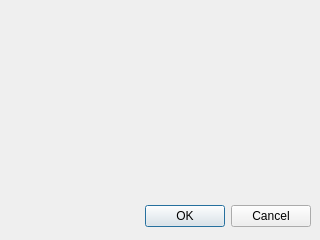
Above: QT_designer/getunderlyinginfo.ui from michaelrkost/IB_PyOptions before the change. Below: the same form after it.
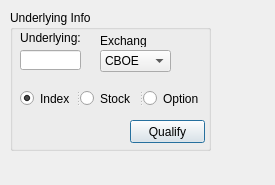
That is the form after the change.

```diff
--- a/QT_designer/getunderlyinginfo.ui
+++ b/QT_designer/getunderlyinginfo.ui
@@ -1,32 +1,158 @@
 <ui version="4.0" >
  <class>Dialog</class>
- <widget class="QDialog" name="Dialog" >
-  <property name="geometry" >
+ <widget class="QDialog" name="Dialog">
+  <property name="geometry">
    <rect>
     <x>0</x>
     <y>0</y>
-    <width>320</width>
-    <height>240</height>
+    <width>275</width>
+    <height>185</height>
    </rect>
   </property>
   <property name="windowTitle" >
    <string>Dialog</string>
   </property>
-  <widget class="QDialogButtonBox" name="buttonBox" >
-   <property name="geometry" >
+  <widget class="QGroupBox" name="groupBox_2">
+   <property name="geometry">
     <rect>
      <x>10</x>
-     <y>200</y>
-     <width>301</width>
-     <height>32</height>
+     <y>10</y>
+     <width>201</width>
+     <height>141</height>
     </rect>
    </property>
-   <property name="orientation" >
-    <enum>Qt::Horizontal</enum>
+   <property name="title">
+    <string>Underlying Info</string>
    </property>
-   <property name="standardButtons" >
-    <set>QDialogButtonBox::Cancel|QDialogButtonBox::Ok</set>
-   </property>
+   <widget class="QLabel" name="label_8">
+    <property name="geometry">
+     <rect>
+      <x>10</x>
+      <y>20</y>
+      <width>61</width>
+      <height>16</height>
+     </rect>
+    </property>
+    <property name="text">
+     <string>Underlying:</string>
+    </property>
+    <property name="alignment">
+     <set>Qt::AlignCenter</set>
+    </property>
+   </widget>
+   <widget class="QLineEdit" name="underlyingText">
+    <property name="geometry">
+     <rect>
+      <x>10</x>
+      <y>40</y>
+      <width>61</width>
+      <height>20</height>
+     </rect>
+    </property>
+   </widget>
+   <widget class="QPushButton" name="updatePushButton">
+    <property name="geometry">
+     <rect>
+      <x>120</x>
+      <y>110</y>
+      <width>75</width>
+      <height>23</height>
+     </rect>
+    </property>
+    <property name="text">
+     <string>Qualify</string>
+    </property>
+   </widget>
+   <widget class="QComboBox" name="comboBoxExchange">
+    <property name="geometry">
+     <rect>
+      <x>90</x>
+      <y>40</y>
+      <width>71</width>
+      <height>22</height>
+     </rect>
+    </property>
+    <property name="toolTip">
+     <string extracomment="ISLAND for NASDAQ"/>
+    </property>
+    <item>
+     <property name="text">
+      <string>CBOE</string>
+     </property>
+    </item>
+    <item>
+     <property name="text">
+      <string>ISLAND</string>
+     </property>
+    </item>
+    <item>
+     <property name="text">
+      <string>NYSE</string>
+     </property>
+    </item>
+    <item>
+     <property name="text">
+      <string>AMEX</string>
+     </property>
+    </item>
+    <item>
+     <property name="text">
+      <string>IDEAL</string>
+     </property>
+    </item>
+    <item>
+     <property name="text">
+      <string>PHLX</string>
+     </property>
+    </item>
+   </widget>
+   <widget class="QLabel" name="labelExchange">
+    <property name="geometry">
+     <rect>
+      <x>90</x>
+      <y>24</y>
+      <width>47</width>
+      <height>13</height>
+     </rect>
+    </property>
+    <property name="whatsThis">
+     <string/>
+    </property>
+    <property name="text">
+     <string>Exchange:</string>
+    </property>
+   </widget>
+   <widget class="QSplitter" name="splitter">
+    <property name="geometry">
+     <rect>
+      <x>10</x>
+      <y>80</y>
+      <width>185</width>
+      <height>17</height>
+     </rect>
+    </property>
+    <property name="orientation">
+     <enum>Qt::Horizontal</enum>
+    </property>
+    <widget class="QRadioButton" name="radioButton_Index">
+     <property name="text">
+      <string>Index</string>
+     </property>
+     <property name="checked">
+      <bool>true</bool>
+     </property>
+    </widget>
+    <widget class="QRadioButton" name="radioButton_Stock">
+     <property name="text">
+      <string>Stock </string>
+     </property>
+    </widget>
+    <widget class="QRadioButton" name="radioButton_Oprion">
+     <property name="text">
+      <string>Option</string>
+     </property>
+    </widget>
+   </widget>
   </widget>
  </widget>
  <resources/>
```
Left out of the diff: 40 changed lines with no effect on the pictures.
